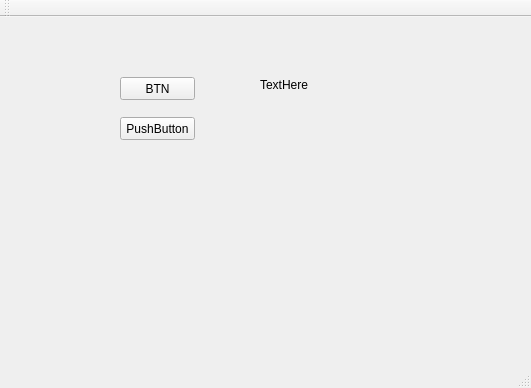
Qt form mainwindow.ui (Toxa-man/TestRep) before a commit.
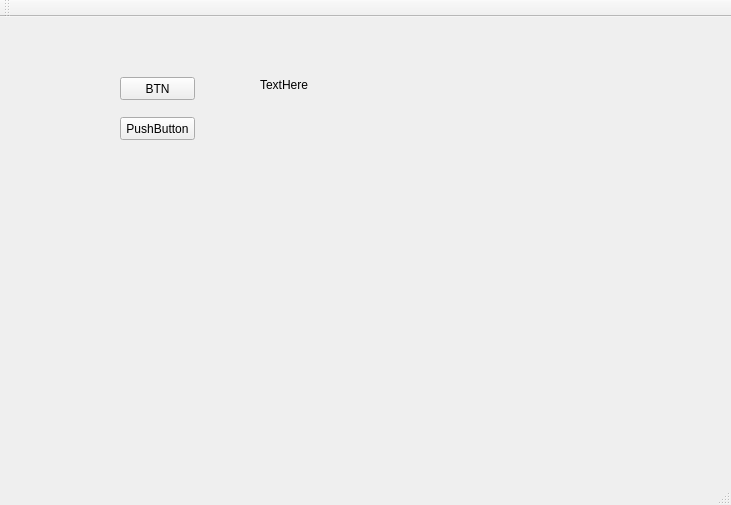
The same form after that commit.

The edit to the form file:
```diff
--- a/mainwindow.ui
+++ b/mainwindow.ui
@@ -6,8 +6,8 @@
    <rect>
     <x>0</x>
     <y>0</y>
-    <width>531</width>
-    <height>388</height>
+    <width>731</width>
+    <height>505</height>
    </rect>
   </property>
   <property name="windowTitle">
```
Left out of the diff: 2 changed lines with no effect on the pictures.
